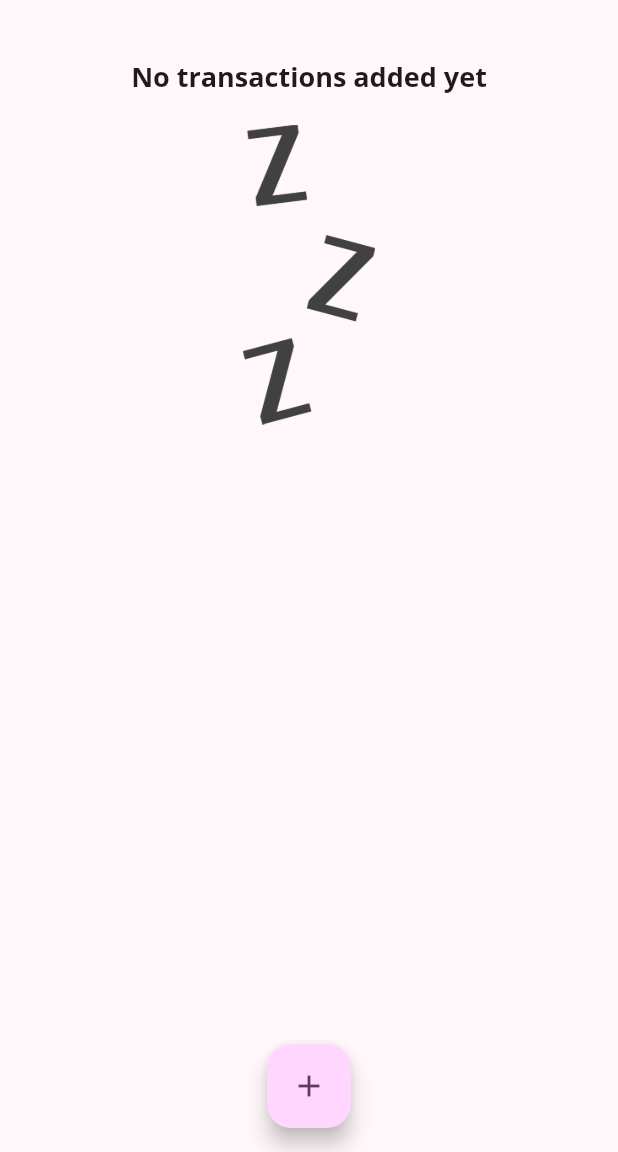
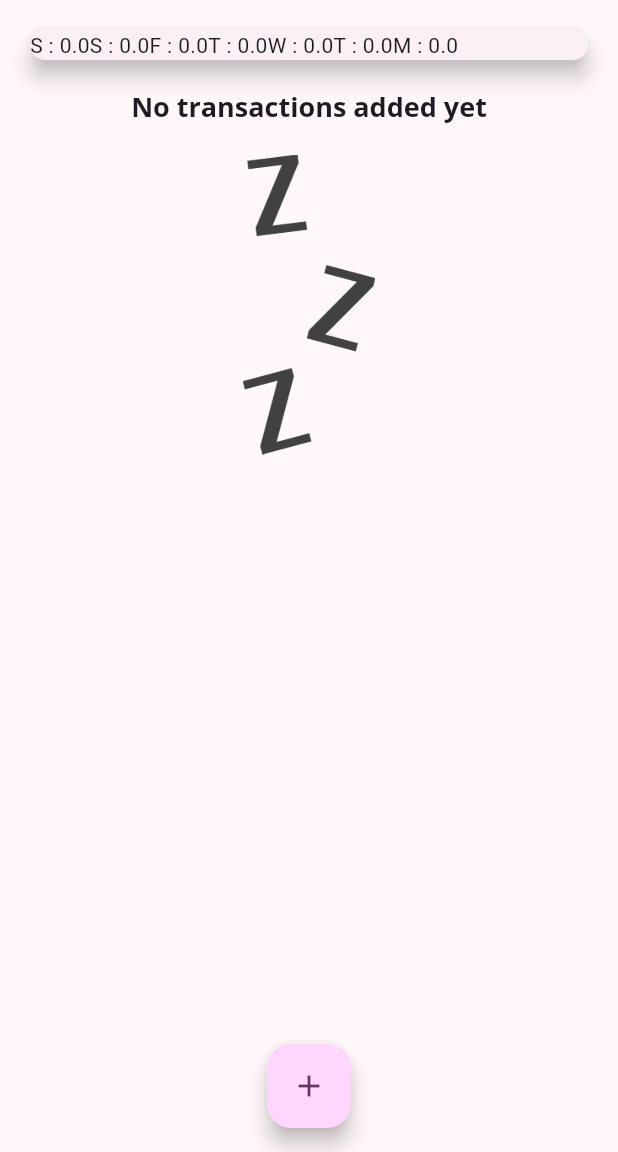
Before and after one commit to larbi-azzoug/personal-expanse-app, a Flutter app: the screen it shows after launch, on a phone screen of 412 x 824 dp, the part 84-1236 px from its top. Run offline on Flutter 3.47's test engine with Material 3 defaults, Android fonts, the phone set to English and light mode, and no system bars.

Commit message:
Added ChartBar Class/Widget

```diff
--- a/lib/widgets/chart.dart
+++ b/lib/widgets/chart.dart
@@ -23,7 +23,7 @@
       }
       print(totalSum);
       print(DateFormat.E().format(weekDay));
-      return {'DAY': DateFormat.E().format(weekDay), 'amount': totalSum};
+      return {'day': DateFormat.E().format(weekDay).substring(0,1), 'amount': totalSum};
     });
   }
 
@@ -37,7 +37,9 @@
       elevation: 6,
       margin: EdgeInsets.all(20),
       child: Row(
-        children: [],
+        children: groupedTransactionValues.map((data) {
+          return Text('${data['day']} : ${data['amount']}');
+        }).toList(),
       ),
     );
   }
```
Also changed, not shown: lib/widgets/chart_bars.dart (added, +48 -0 lines).
